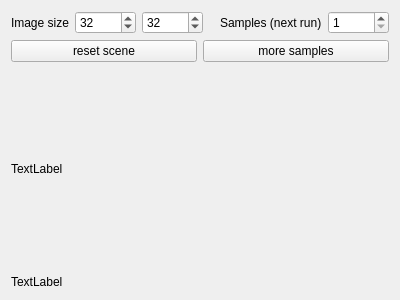
Qt form src/picogen/cracker/renderwidget.ui (phresnel/picogen) before a commit.
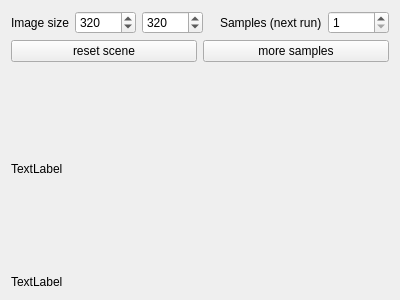
The same form after that commit.

Patch:
```diff
--- a/src/picogen/cracker/renderwidget.ui
+++ b/src/picogen/cracker/renderwidget.ui
@@ -32,7 +32,7 @@
         <number>32768</number>
        </property>
        <property name="value">
-        <number>32</number>
+        <number>320</number>
        </property>
       </widget>
      </item>
@@ -45,7 +45,7 @@
         <number>32768</number>
        </property>
        <property name="value">
-        <number>32</number>
+        <number>320</number>
        </property>
       </widget>
      </item>
```
